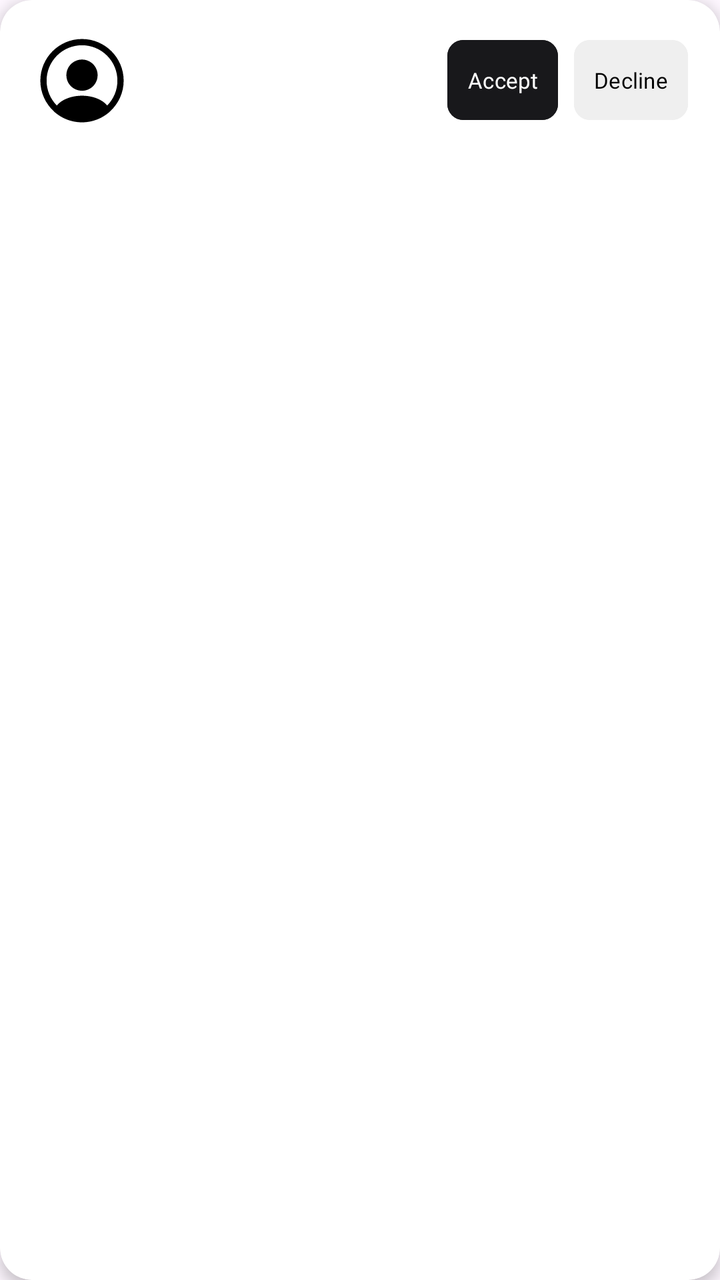
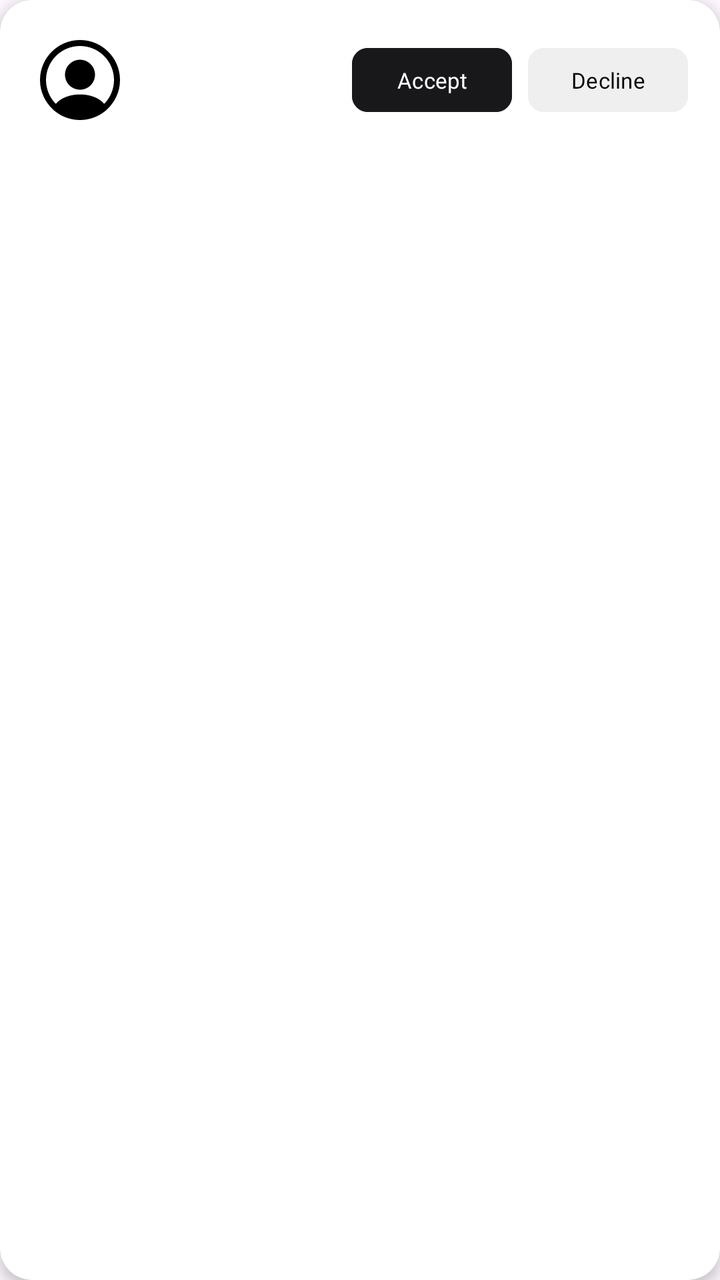

Two renders of the same Android screen: before a commit and after it. Below are the layout's source before the change and the commit's diff.
<!-- AndroidManifest.xml: application theme Theme.Travel -->
<!-- res/layout/item_friend_request.xml -->
<?xml version="1.0" encoding="utf-8"?>
<androidx.cardview.widget.CardView
    xmlns:android="http://schemas.android.com/apk/res/android"
    xmlns:app="http://schemas.android.com/apk/res-auto"
    android:layout_width="match_parent"
    android:layout_height="wrap_content"
    android:layout_marginHorizontal="12dp"
    android:layout_marginVertical="6dp"
    app:cardCornerRadius="16dp"
    app:cardElevation="4dp"
    app:cardBackgroundColor="@color/white">

    <androidx.constraintlayout.widget.ConstraintLayout
        android:layout_width="match_parent"
        android:layout_height="wrap_content"
        android:padding="16dp">

        <ImageView
            android:id="@+id/profilePicture"
            android:layout_width="50dp"
            android:layout_height="45dp"
            android:scaleType="centerCrop"
            android:src="@drawable/ic_profile"
            app:layout_constraintBottom_toBottomOf="parent"
            app:layout_constraintStart_toStartOf="parent"
            app:layout_constraintTop_toTopOf="parent" />

        <TextView
            android:id="@+id/displayNameText"
            android:layout_width="0dp"
            android:layout_height="wrap_content"
            android:layout_marginEnd="12dp"
            android:ellipsize="end"
            android:fontFamily="@font/mont_bold"
            android:maxLines="1"
            android:textColor="@color/text_primary"
            android:textSize="14sp"
            app:layout_constraintEnd_toStartOf="@id/acceptButton"
            app:layout_constraintStart_toEndOf="@+id/profilePicture"
            app:layout_constraintTop_toTopOf="@+id/profilePicture" />

        <TextView
            android:id="@+id/usernameText"
            android:layout_width="0dp"
            android:layout_height="wrap_content"
            android:layout_marginTop="2dp"
            android:layout_marginEnd="12dp"
            android:ellipsize="end"
            android:fontFamily="@font/mont_regular"
            android:maxLines="1"
            android:textColor="@color/text_secondary"
            android:textSize="12sp"
            app:layout_constraintEnd_toStartOf="@id/acceptButton"
            app:layout_constraintStart_toEndOf="@+id/profilePicture"
            app:layout_constraintTop_toBottomOf="@id/displayNameText" />

        <com.google.android.material.button.MaterialButton
            android:id="@+id/acceptButton"
            android:layout_width="wrap_content"
            android:layout_height="wrap_content"
            android:text="Accept"
            android:textSize="11sp"
            android:textAllCaps="false"
            android:backgroundTint="@color/button_primary"
            android:textColor="@color/button_primary_text"
            android:fontFamily="@font/mont_bold"
            android:minWidth="0dp"
            android:paddingHorizontal="10dp"
            app:cornerRadius="8dp"
            app:layout_constraintTop_toTopOf="parent"
            app:layout_constraintBottom_toBottomOf="parent"
            app:layout_constraintEnd_toStartOf="@id/declineButton"
            android:layout_marginEnd="8dp" />

        <com.google.android.material.button.MaterialButton
            android:id="@+id/declineButton"
            android:layout_width="wrap_content"
            android:layout_height="wrap_content"
            android:text="Decline"
            android:textSize="11sp"
            android:textAllCaps="false"
            android:minWidth="0dp"
            android:paddingHorizontal="10dp"
            android:backgroundTint="@color/button_secondary"
            android:textColor="@color/button_secondary_text"
            android:fontFamily="@font/mont_bold"
            app:cornerRadius="8dp"
            app:layout_constraintTop_toTopOf="parent"
            app:layout_constraintBottom_toBottomOf="parent"
            app:layout_constraintEnd_toEndOf="parent" />

    </androidx.constraintlayout.widget.ConstraintLayout>

</androidx.cardview.widget.CardView>
<!-- resources referenced by this layout -->
<resources>
  <color name="button_primary">#FF18181B</color>
  <color name="button_primary_text">#FFFFFFFF</color>
  <color name="button_secondary">#FFEFEFEF</color>
  <color name="button_secondary_text">#FF000000</color>
  <color name="text_primary">#FF18181B</color>
  <color name="text_secondary">#FFA1A1AA</color>
  <color name="white">#FFFFFFFF</color>
  <!-- drawable ic_profile (drawable) -->
  <vector xmlns:android="http://schemas.android.com/apk/res/android"
      android:width="200dp"
      android:height="200dp"
      android:viewportWidth="24"
      android:viewportHeight="24">
    <path
        android:pathData="M22,12C22,6.49 17.51,2 12,2C6.49,2 2,6.49 2,12C2,14.9 3.25,17.51 5.23,19.34C5.23,19.35 5.23,19.35 5.22,19.36C5.32,19.46 5.44,19.54 5.54,19.63C5.6,19.68 5.65,19.73 5.71,19.77C5.89,19.92 6.09,20.06 6.28,20.2C6.35,20.25 6.41,20.29 6.48,20.34C6.67,20.47 6.87,20.59 7.08,20.7C7.15,20.74 7.23,20.79 7.3,20.83C7.5,20.94 7.71,21.04 7.93,21.13C8.01,21.17 8.09,21.21 8.17,21.24C8.39,21.33 8.61,21.41 8.83,21.48C8.91,21.51 8.99,21.54 9.07,21.56C9.31,21.63 9.55,21.69 9.79,21.75C9.86,21.77 9.93,21.79 10.01,21.8C10.29,21.86 10.57,21.9 10.86,21.93C10.9,21.93 10.94,21.94 10.98,21.95C11.32,21.98 11.66,22 12,22C12.34,22 12.68,21.98 13.01,21.95C13.05,21.95 13.09,21.94 13.13,21.93C13.42,21.9 13.7,21.86 13.98,21.8C14.05,21.79 14.12,21.76 14.2,21.75C14.44,21.69 14.69,21.64 14.92,21.56C15,21.53 15.08,21.5 15.16,21.48C15.38,21.4 15.61,21.33 15.82,21.24C15.9,21.21 15.98,21.17 16.06,21.13C16.27,21.04 16.48,20.94 16.69,20.83C16.77,20.79 16.84,20.74 16.91,20.7C17.11,20.58 17.31,20.47 17.51,20.34C17.58,20.3 17.64,20.25 17.71,20.2C17.91,20.06 18.1,19.92 18.28,19.77C18.34,19.72 18.39,19.67 18.45,19.63C18.56,19.54 18.67,19.45 18.77,19.36C18.77,19.35 18.77,19.35 18.76,19.34C20.75,17.51 22,14.9 22,12ZM16.94,16.97C14.23,15.15 9.79,15.15 7.06,16.97C6.62,17.26 6.26,17.6 5.96,17.97C4.44,16.43 3.5,14.32 3.5,12C3.5,7.31 7.31,3.5 12,3.5C16.69,3.5 20.5,7.31 20.5,12C20.5,14.32 19.56,16.43 18.04,17.97C17.75,17.6 17.38,17.26 16.94,16.97Z"
        android:fillColor="#000000"/>
    <path
        android:pathData="M12,6.93C9.93,6.93 8.25,8.61 8.25,10.68C8.25,12.71 9.84,14.36 11.95,14.42C11.98,14.42 12.02,14.42 12.04,14.42C12.06,14.42 12.09,14.42 12.11,14.42C12.12,14.42 12.13,14.42 12.13,14.42C14.15,14.35 15.74,12.71 15.75,10.68C15.75,8.61 14.07,6.93 12,6.93Z"
        android:fillColor="#000000"/>
  </vector>
  <style name="Theme.Travel" parent="Theme.Material3.DayNight.NoActionBar">
          <item name="colorPrimary">#2196F3</item>
          <item name="colorOnPrimary">@android:color/white</item>
      </style>
</resources>

<!-- the commit's change to res/layout/item_friend_request.xml (unified diff, before → after) -->
@@ -17,8 +17,8 @@
 
         <ImageView
             android:id="@+id/profilePicture"
-            android:layout_width="50dp"
-            android:layout_height="45dp"
+            android:layout_width="48dp"
+            android:layout_height="48dp"
             android:scaleType="centerCrop"
             android:src="@drawable/ic_profile"
             app:layout_constraintBottom_toBottomOf="parent"
@@ -29,12 +29,13 @@
             android:id="@+id/displayNameText"
             android:layout_width="0dp"
             android:layout_height="wrap_content"
-            android:layout_marginEnd="12dp"
+            android:layout_marginEnd="8dp"
+            android:layout_marginStart="8dp"
             android:ellipsize="end"
             android:fontFamily="@font/mont_bold"
             android:maxLines="1"
             android:textColor="@color/text_primary"
-            android:textSize="14sp"
+            android:textSize="16sp"
             app:layout_constraintEnd_toStartOf="@id/acceptButton"
             app:layout_constraintStart_toEndOf="@+id/profilePicture"
             app:layout_constraintTop_toTopOf="@+id/profilePicture" />
@@ -43,8 +44,8 @@
             android:id="@+id/usernameText"
             android:layout_width="0dp"
             android:layout_height="wrap_content"
-            android:layout_marginTop="2dp"
-            android:layout_marginEnd="12dp"
+            android:layout_marginEnd="8dp"
+            android:layout_marginStart="8dp"
             android:ellipsize="end"
             android:fontFamily="@font/mont_regular"
             android:maxLines="1"
@@ -56,8 +57,8 @@
 
         <com.google.android.material.button.MaterialButton
             android:id="@+id/acceptButton"
-            android:layout_width="wrap_content"
-            android:layout_height="wrap_content"
+            android:layout_width="80dp"
+            android:layout_height="40dp"
             android:text="Accept"
             android:textSize="11sp"
             android:textAllCaps="false"
@@ -65,7 +66,7 @@
             android:textColor="@color/button_primary_text"
             android:fontFamily="@font/mont_bold"
             android:minWidth="0dp"
-            android:paddingHorizontal="10dp"
+            android:paddingHorizontal="0dp"
             app:cornerRadius="8dp"
             app:layout_constraintTop_toTopOf="parent"
             app:layout_constraintBottom_toBottomOf="parent"
@@ -74,16 +75,16 @@
 
         <com.google.android.material.button.MaterialButton
             android:id="@+id/declineButton"
-            android:layout_width="wrap_content"
-            android:layout_height="wrap_content"
+            android:layout_width="80dp"
+            android:layout_height="40dp"
             android:text="Decline"
             android:textSize="11sp"
             android:textAllCaps="false"
-            android:minWidth="0dp"
-            android:paddingHorizontal="10dp"
             android:backgroundTint="@color/button_secondary"
             android:textColor="@color/button_secondary_text"
             android:fontFamily="@font/mont_bold"
+            android:minWidth="0dp"
+            android:paddingHorizontal="0dp"
             app:cornerRadius="8dp"
             app:layout_constraintTop_toTopOf="parent"
             app:layout_constraintBottom_toBottomOf="parent"
